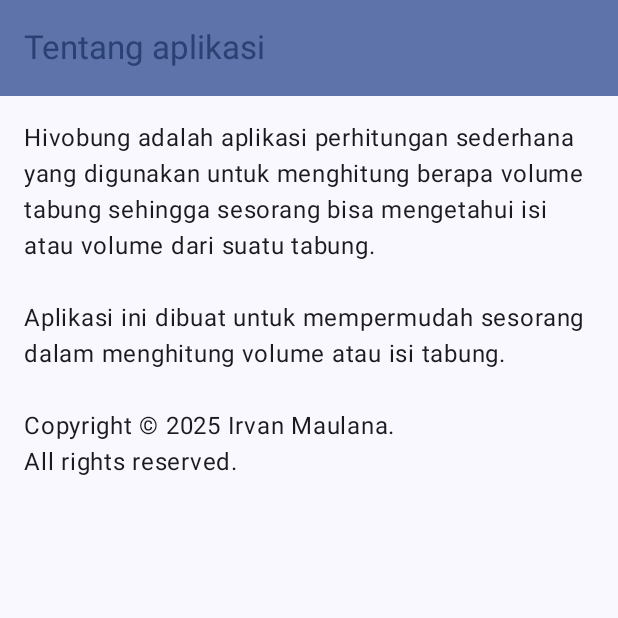
After one commit to irvanmaulanaaa/assesment1mobpro, an Android app built with Jetpack Compose: the AboutScreen screen opened through its navigation route, on a phone screen of 412 x 824 dp, the top half of it. The commit adds this screen. Run offline under Robolectric (Android 15) with nearby library versions, the phone set to English and light mode, and no system bars.

Commit message:
Membuat tampilan about

```diff
--- a/app/src/main/java/com/irvanmaulana0013/asessment1/navigation/NavGraph.kt
+++ b/app/src/main/java/com/irvanmaulana0013/asessment1/navigation/NavGraph.kt
@@ -5,6 +5,7 @@
 import androidx.navigation.compose.NavHost
 import androidx.navigation.compose.composable
 import androidx.navigation.compose.rememberNavController
+import com.irvanmaulana0013.asessment1.ui.screen.AboutScreen
 import com.irvanmaulana0013.asessment1.ui.screen.MainScreen
 
 @Composable
@@ -16,5 +17,8 @@
         composable(route = Screen.Home.route) {
             MainScreen()
         }
+        composable(route = Screen.About.route) {
+            AboutScreen()
+        }
     }
 }
--- a/app/src/main/java/com/irvanmaulana0013/asessment1/navigation/Screen.kt
+++ b/app/src/main/java/com/irvanmaulana0013/asessment1/navigation/Screen.kt
@@ -2,4 +2,5 @@
 
 sealed class Screen(val route: String) {
     data object Home: Screen("mainScreen")
+    data object About: Screen("aboutScreen")
 }
--- /dev/null
+++ b/app/src/main/java/com/irvanmaulana0013/asessment1/ui/screen/AboutScreen.kt
@@ -0,0 +1,49 @@
+package com.irvanmaulana0013.asessment1.ui.screen
+
+import android.content.res.Configuration
+import androidx.compose.foundation.layout.padding
+import androidx.compose.material3.ExperimentalMaterial3Api
+import androidx.compose.material3.MaterialTheme
+import androidx.compose.material3.Scaffold
+import androidx.compose.material3.Text
+import androidx.compose.material3.TopAppBar
+import androidx.compose.material3.TopAppBarDefaults
+import androidx.compose.runtime.Composable
+import androidx.compose.ui.Modifier
+import androidx.compose.ui.res.stringResource
+import androidx.compose.ui.tooling.preview.Preview
+import androidx.compose.ui.unit.dp
+import com.irvanmaulana0013.asessment1.R
+import com.irvanmaulana0013.asessment1.ui.theme.Asessment1Theme
+
+@OptIn(ExperimentalMaterial3Api::class)
+@Composable
+fun AboutScreen() {
+    Scaffold (
+        topBar = {
+            TopAppBar(
+                title = {
+                    Text(text = stringResource(id = R.string.tentang_aplikasi))
+                },
+                colors = TopAppBarDefaults.mediumTopAppBarColors(
+                    containerColor = MaterialTheme.colorScheme.primaryContainer,
+                    titleContentColor = MaterialTheme.colorScheme.primary
+                )
+            )
+        }
+    ) { innerPadding ->
+        Text(
+            text = stringResource(R.string.copyright),
+            modifier = Modifier.padding(innerPadding).padding(16.dp)
+        )
+    }
+}
+
+@Preview(showBackground = true)
+@Preview(uiMode = Configuration.UI_MODE_NIGHT_YES, showBackground = true)
+@Composable
+fun AboutScreenPreview() {
+    Asessment1Theme {
+        AboutScreen()
+    }
+}
--- a/app/src/main/java/com/irvanmaulana0013/asessment1/ui/screen/MainScreen.kt
+++ b/app/src/main/java/com/irvanmaulana0013/asessment1/ui/screen/MainScreen.kt
@@ -63,7 +63,6 @@
         }
     ) { innerPadding ->
         ScreenContent(Modifier.padding(innerPadding))
-
     }
 }
 
--- a/app/src/main/res/values/strings.xml
+++ b/app/src/main/res/values/strings.xml
@@ -10,4 +10,9 @@
     <string name="hasil">%1$.2f m³</string>
     <string name="invalid">Tidak boleh kosong.</string>
     <string name="reset">Reset</string>
+    <string name="tentang_aplikasi">Tentang aplikasi</string>
+    <string name="copyright">Hivobung adalah aplikasi perhitungan sederhana yang
+    digunakan untuk menghitung berapa volume tabung sehingga sesorang bisa mengetahui
+    isi atau volume dari suatu tabung.\n\nAplikasi ini dibuat untuk mempermudah sesorang
+    dalam menghitung volume atau isi tabung.\n\nCopyright © 2025 Irvan Maulana.\nAll rights reserved.</string>
 </resources>
```
